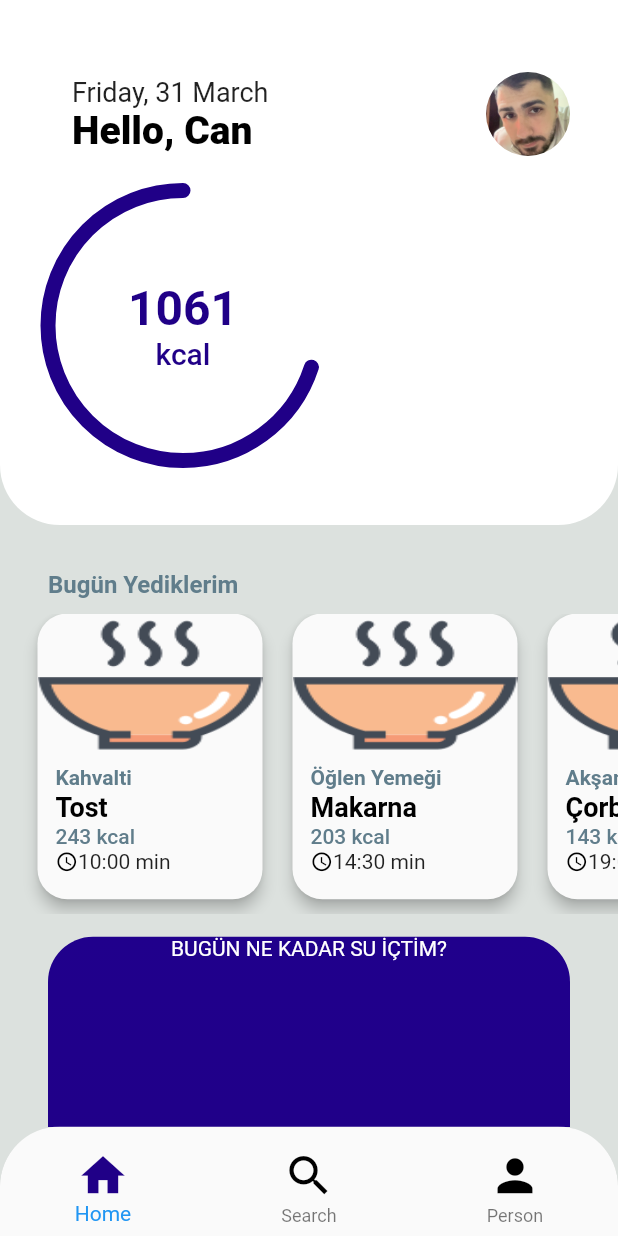
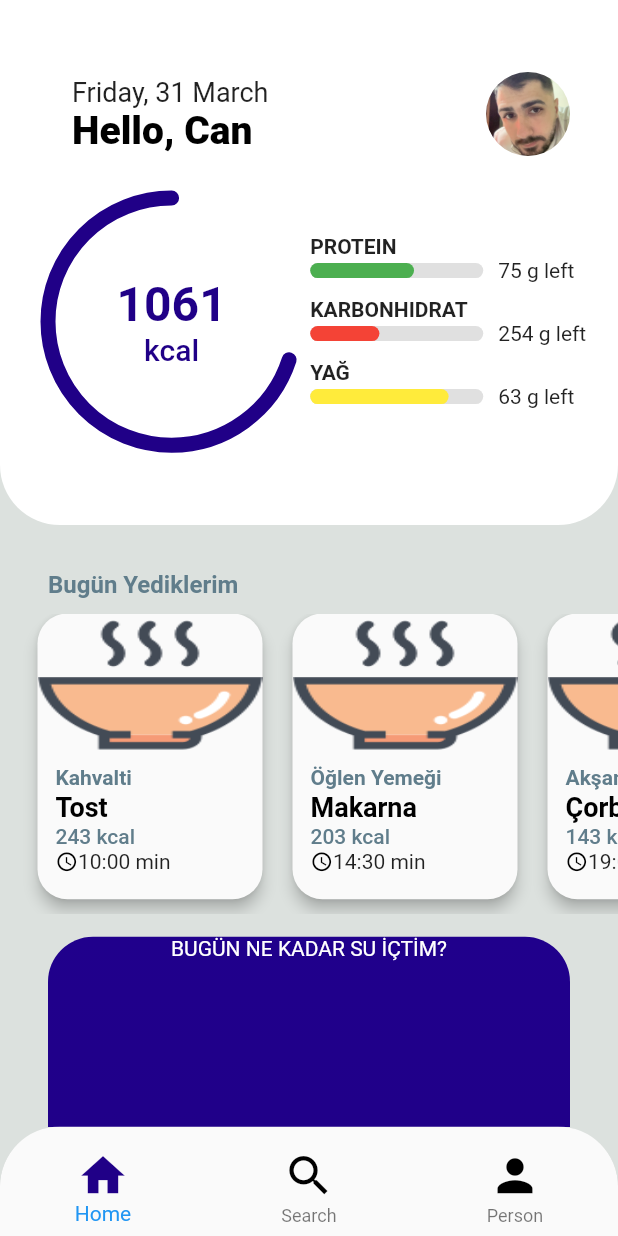
Before and after one commit to CanzzD/Flutter-Diet-App, a Flutter app: the screen it shows after launch, on a phone screen of 412 x 824 dp. Run offline on Flutter 3.47's test engine with Material 2 defaults, Android fonts, the phone set to English and light mode, and no system bars.

Commit message:
IngredientProgress Build

```diff
--- a/lib/ui/pages/profile_screen.dart
+++ b/lib/ui/pages/profile_screen.dart
@@ -9,6 +9,7 @@ class ProfileScreen extends StatelessWidget {
   Widget build(BuildContext context) {
 
     final height = MediaQuery.of(context).size.height;
+    final width = MediaQuery.of(context).size.width;
     final today = DateTime.now();
 
     return Scaffold(
@@ -84,11 +85,54 @@ class ProfileScreen extends StatelessWidget {
                       ),),
                       trailing: ClipOval(child: Image.asset("images/canozdemir.png")),
                     ),
-                    SizedBox(height: 15),
-                    _RadialProgress(
-                      width:  180,
-                      height: 180,
-                      progress: 0.7,
+                    SizedBox(height: 20),
+                    Row(
+                      children: <Widget>[
+                        _RadialProgress(
+                          width:  width * 0.4,
+                          height: width * 0.4,
+                          progress: 0.7,
+                        ),
+                        SizedBox(
+                          width: 10,
+                        ),
+                        Column(
+                          mainAxisAlignment: MainAxisAlignment.spaceBetween,
+                          mainAxisSize: MainAxisSize.max,
+                          crossAxisAlignment: CrossAxisAlignment.start,
+                          children: <Widget>[
+                            _IngredientProgress(
+                              ingredient: "Protein",
+                              leftAmount: 75,
+                              progress: 0.6,
+                              progressColor: Colors.green,
+                              width: width * 0.28,
+                              ),
+                              SizedBox(
+                                height: 10,
+                              ),
+
+                            _IngredientProgress(
+                              ingredient: "Karbonhidrat",
+                              leftAmount: 254,
+                              progress: 0.4,
+                              progressColor: Colors.red,
+                              width: width * 0.28,
+                            ),
+                            SizedBox(
+                              height: 10,
+                            ),
+
+                            _IngredientProgress(
+                              ingredient: "Yağ",
+                              leftAmount: 63,
+                              progress: 0.8,
+                              progressColor: Colors.yellow,
+                              width: width * 0.28,
+                            ),
+                          ],
+                        )
+                      ],
                     ),
                   ],
                 ),
@@ -168,6 +212,59 @@ class ProfileScreen extends StatelessWidget {
             ),
         ],
       ),
+    );
+  }
+}
+
+class _IngredientProgress extends StatelessWidget {
+
+  final String ingredient;
+  final int leftAmount;
+  final double progress, width;
+  final Color progressColor;
+
+  const _IngredientProgress({Key? key, required this.ingredient, required this.leftAmount, required this.progress, required this.progressColor, required this.width}) : super(key: key);
+
+  @override
+  Widget build(BuildContext context) {
+    return Column(
+      crossAxisAlignment: CrossAxisAlignment.start,
+      children: <Widget>[
+        Text(ingredient.toUpperCase(), style: TextStyle(
+          fontSize: 14,
+          fontWeight: FontWeight.w700,
+        ),
+      ),
+      Row(
+        mainAxisSize: MainAxisSize.max,
+        mainAxisAlignment: MainAxisAlignment.spaceBetween,
+        children: <Widget>[
+          Stack(
+            children: <Widget>[
+              Container(
+                height: 10,
+                width: width,
+                decoration: BoxDecoration(
+                  borderRadius: BorderRadius.all(
+                    Radius.circular(5)),color: Colors.black12,
+                ),
+              ),
+               Container(
+                height: 10,
+                width: width * progress,
+                decoration: BoxDecoration(
+                  borderRadius: BorderRadius.all(
+                    Radius.circular(5)),
+                    color: progressColor,
+                ),
+              ),
+            ],
+          ),
+          SizedBox(width: 10),
+          Text("${leftAmount} g left"),
+        ],
+      ),
+      ],
     );
   }
 }
```
